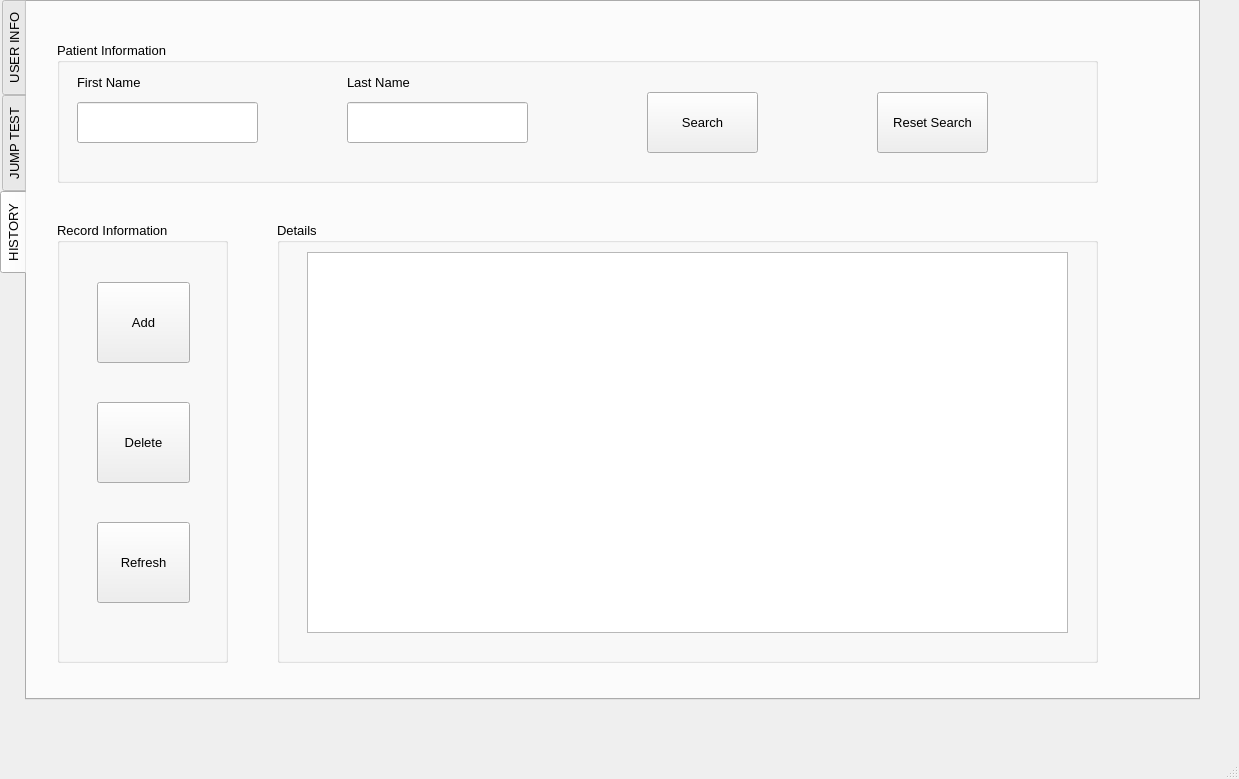
Pocket99/3D_CNN_KNEE_FLEXION_ANGLE_ESTIMATION, file ACL/mainwindow.ui: the form before one commit.
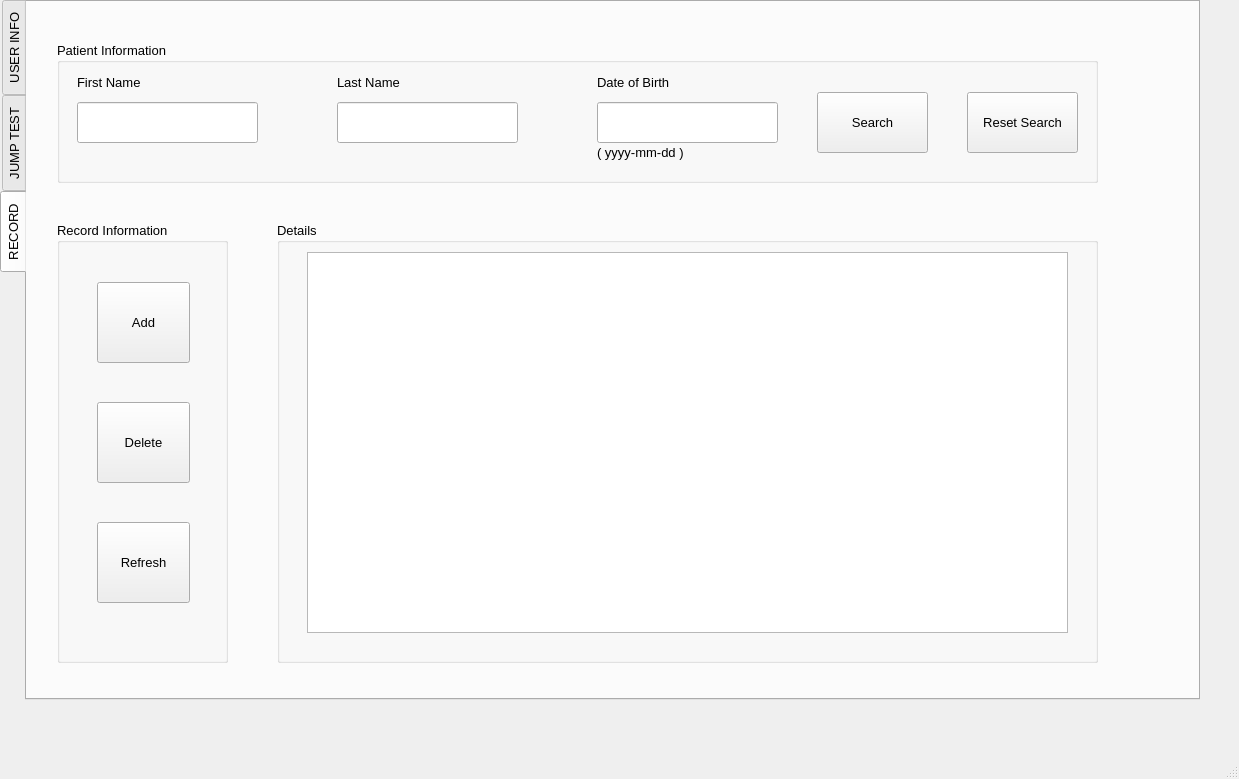
The form after the commit. The open tabs and pages were chosen to show the change.

Commit message: add Search by DOB

```diff
--- a/ACL/mainwindow.ui
+++ b/ACL/mainwindow.ui
@@ -178,7 +178,7 @@
     </widget>
     <widget class="QWidget" name="tab_3">
      <attribute name="title">
-      <string>HISTORY</string>
+      <string>RECORD</string>
      </attribute>
      <widget class="QGroupBox" name="groupBox">
       <property name="geometry">
@@ -208,7 +208,7 @@
       <widget class="QLabel" name="label_3">
        <property name="geometry">
         <rect>
-         <x>290</x>
+         <x>280</x>
          <y>30</y>
          <width>101</width>
          <height>20</height>
@@ -221,7 +221,7 @@
       <widget class="QPushButton" name="searchBtn">
        <property name="geometry">
         <rect>
-         <x>590</x>
+         <x>760</x>
          <y>50</y>
          <width>111</width>
          <height>61</height>
@@ -244,7 +244,7 @@
       <widget class="QLineEdit" name="hlastName">
        <property name="geometry">
         <rect>
-         <x>290</x>
+         <x>280</x>
          <y>60</y>
          <width>181</width>
          <height>41</height>
@@ -254,7 +254,7 @@
       <widget class="QPushButton" name="resetBtn">
        <property name="geometry">
         <rect>
-         <x>820</x>
+         <x>910</x>
          <y>50</y>
          <width>111</width>
          <height>61</height>
@@ -264,6 +264,42 @@
         <string>Reset Search</string>
        </property>
       </widget>
+      <widget class="QLabel" name="label_4">
+       <property name="geometry">
+        <rect>
+         <x>540</x>
+         <y>30</y>
+         <width>101</width>
+         <height>20</height>
+        </rect>
+       </property>
+       <property name="text">
+        <string>Date of Birth</string>
+       </property>
+      </widget>
+      <widget class="QLineEdit" name="hDOB">
+       <property name="geometry">
+        <rect>
+         <x>540</x>
+         <y>60</y>
+         <width>181</width>
+         <height>41</height>
+        </rect>
+       </property>
+      </widget>
+      <widget class="QLabel" name="label_6">
+       <property name="geometry">
+        <rect>
+         <x>540</x>
+         <y>100</y>
+         <width>121</width>
+         <height>20</height>
+        </rect>
+       </property>
+       <property name="text">
+        <string>( yyyy-mm-dd )</string>
+       </property>
+      </widget>
      </widget>
      <widget class="QGroupBox" name="groupBox_2">
       <property name="geometry">
```
The commit also changes 1 other file.
